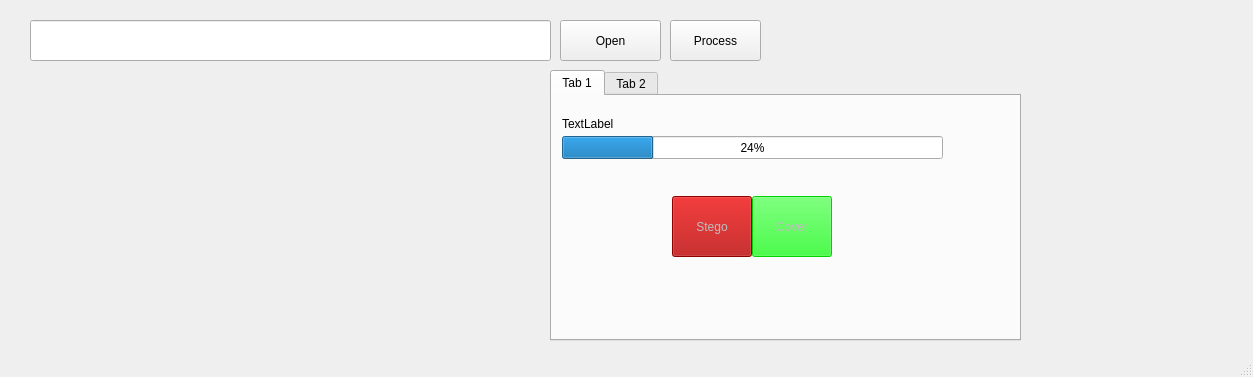
Qt form Interface2.ui (avishka40/steganlysisJPEG) before a commit.
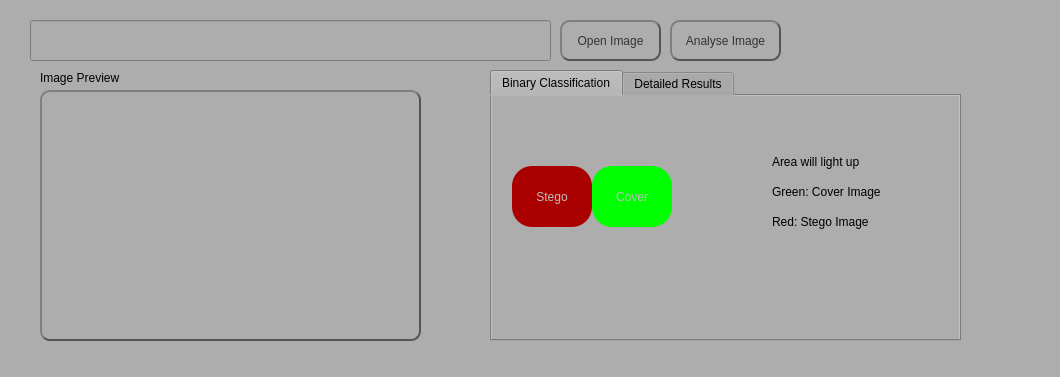
The same form after that commit. Icons and pictures are not drawn.

```diff
--- a/Interface2.ui
+++ b/Interface2.ui
@@ -6,7 +6,7 @@
    <rect>
     <x>0</x>
     <y>0</y>
-    <width>1253</width>
+    <width>1060</width>
     <height>377</height>
    </rect>
   </property>
@@ -22,18 +22,29 @@
   <property name="autoFillBackground">
    <bool>false</bool>
   </property>
+  <property name="styleSheet">
+   <string notr="true">
+background-color: rgb(173, 173, 173);</string>
+  </property>
   <widget class="QWidget" name="centralwidget">
    <widget class="QPushButton" name="imageProcessor">
     <property name="geometry">
      <rect>
       <x>670</x>
       <y>20</y>
-      <width>91</width>
+      <width>111</width>
       <height>41</height>
      </rect>
     </property>
+    <property name="styleSheet">
+     <string notr="true">  	color: #333;
+    border: 2px solid #555;
+    border-radius: 10px;
+    border-style: outset;
+</string>
+    </property>
     <property name="text">
-     <string>Process</string>
+     <string>Analyse Image</string>
     </property>
    </widget>
    <widget class="QLineEdit" name="image_explorer">
@@ -67,19 +78,33 @@
       <height>167</height>
      </size>
     </property>
+    <property name="styleSheet">
+     <string notr="true">  	color: #333;
+    border: 2px solid #555;
+    border-radius: 10px;
+    border-style: outset;
+</string>
+    </property>
     <property name="text">
-     <string>Open</string>
+     <string>Open Image</string>
     </property>
    </widget>
    <widget class="QLabel" name="label_5">
     <property name="geometry">
      <rect>
       <x>40</x>
-      <y>80</y>
-      <width>331</width>
-      <height>241</height>
+      <y>90</y>
+      <width>381</width>
+      <height>251</height>
      </rect>
     </property>
+    <property name="styleSheet">
+     <string notr="true">  	color: #333;
+    border: 2px solid #555;
+    border-radius: 10px;
+    border-style: outset;
+</string>
+    </property>
     <property name="text">
      <string/>
     </property>
@@ -96,7 +121,7 @@
    <widget class="QTabWidget" name="tabWidget">
     <property name="geometry">
      <rect>
-      <x>550</x>
+      <x>490</x>
       <y>70</y>
       <width>471</width>
       <height>271</height>
@@ -107,48 +132,23 @@
     </property>
     <widget class="QWidget" name="tab">
      <attribute name="title">
-      <string>Tab 1</string>
+      <string>Binary Classification</string>
      </attribute>
-     <widget class="QProgressBar" name="progressBar_9">
-      <property name="geometry">
-       <rect>
-        <x>10</x>
-        <y>40</y>
-        <width>381</width>
-        <height>23</height>
-       </rect>
-      </property>
-      <property name="value">
-       <number>24</number>
-      </property>
-     </widget>
-     <widget class="QLabel" name="label_10">
-      <property name="geometry">
-       <rect>
-        <x>10</x>
-        <y>20</y>
-        <width>81</width>
-        <height>16</height>
-       </rect>
-      </property>
-      <property name="text">
-       <string>TextLabel</string>
-      </property>
-     </widget>
      <widget class="QPushButton" name="pushButton">
       <property name="enabled">
        <bool>false</bool>
       </property>
       <property name="geometry">
        <rect>
-        <x>120</x>
-        <y>100</y>
+        <x>20</x>
+        <y>70</y>
         <width>80</width>
         <height>61</height>
        </rect>
       </property>
       <property name="styleSheet">
-       <string notr="true">background-color: rgb(170, 0, 0);</string>
+       <string notr="true">border-radius: 20px;
+background-color: rgb(170, 0, 0);</string>
       </property>
       <property name="text">
        <string>Stego</string>
@@ -160,24 +160,80 @@
       </property>
       <property name="geometry">
        <rect>
-        <x>200</x>
-        <y>100</y>
+        <x>100</x>
+        <y>70</y>
         <width>80</width>
         <height>61</height>
        </rect>
       </property>
       <property name="styleSheet">
        <string notr="true">background-color: rgb(0, 170, 0);
-background-color: rgb(0, 255, 0);</string>
+background-color: rgb(0, 255, 0);
+border-radius: 20px;</string>
       </property>
       <property name="text">
        <string>Cover</string>
       </property>
      </widget>
+     <widget class="QLabel" name="label_7">
+      <property name="geometry">
+       <rect>
+        <x>280</x>
+        <y>80</y>
+        <width>131</width>
+        <height>31</height>
+       </rect>
+      </property>
+      <property name="text">
+       <string>Green: Cover Image</string>
+      </property>
+     </widget>
+     <widget class="QLabel" name="label_8">
+      <property name="geometry">
+       <rect>
+        <x>280</x>
+        <y>110</y>
+        <width>131</width>
+        <height>31</height>
+       </rect>
+      </property>
+      <property name="text">
+       <string>Red: Stego Image</string>
+      </property>
+     </widget>
+     <widget class="QLabel" name="label_9">
+      <property name="geometry">
+       <rect>
+        <x>280</x>
+        <y>50</y>
+        <width>131</width>
+        <height>31</height>
+       </rect>
+      </property>
+      <property name="text">
+       <string>Area will light up</string>
+      </property>
+     </widget>
+     <widget class="QLabel" name="label_10">
+      <property name="geometry">
+       <rect>
+        <x>30</x>
+        <y>30</y>
+        <width>61</width>
+        <height>16</height>
+       </rect>
+      </property>
+      <property name="text">
+       <string/>
+      </property>
+      <property name="pixmap">
+       <pixmap>../../../Music/ezgif-2-74bdb33bf670.gif</pixmap>
+      </property>
+     </widget>
     </widget>
     <widget class="QWidget" name="tab_2">
      <attribute name="title">
-      <string>Tab 2</string>
+      <string>Detailed Results</string>
      </attribute>
      <widget class="QLabel" name="label">
       <property name="geometry">
@@ -285,6 +341,35 @@
      </widget>
     </widget>
    </widget>
+   <widget class="QLabel" name="label_11">
+    <property name="geometry">
+     <rect>
+      <x>870</x>
+      <y>20</y>
+      <width>71</width>
+      <height>41</height>
+     </rect>
+    </property>
+    <property name="text">
+     <string/>
+    </property>
+    <property name="pixmap">
+     <pixmap>../../../Music/magnify_scan_icon_138406.png</pixmap>
+    </property>
+   </widget>
+   <widget class="QLabel" name="label_6">
+    <property name="geometry">
+     <rect>
+      <x>40</x>
+      <y>70</y>
+      <width>91</width>
+      <height>16</height>
+     </rect>
+    </property>
+    <property name="text">
+     <string>Image Preview</string>
+    </property>
+   </widget>
   </widget>
   <widget class="QStatusBar" name="statusbar"/>
  </widget>
```
Left out of the diff: 20 changed lines with no effect on the pictures.
